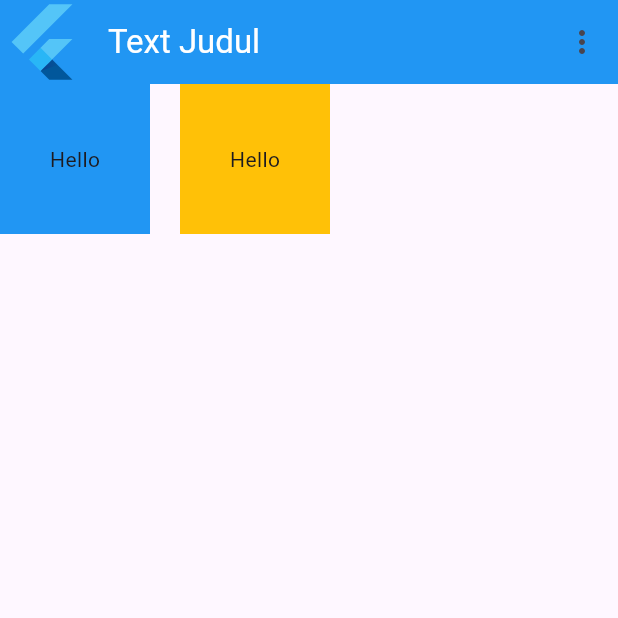
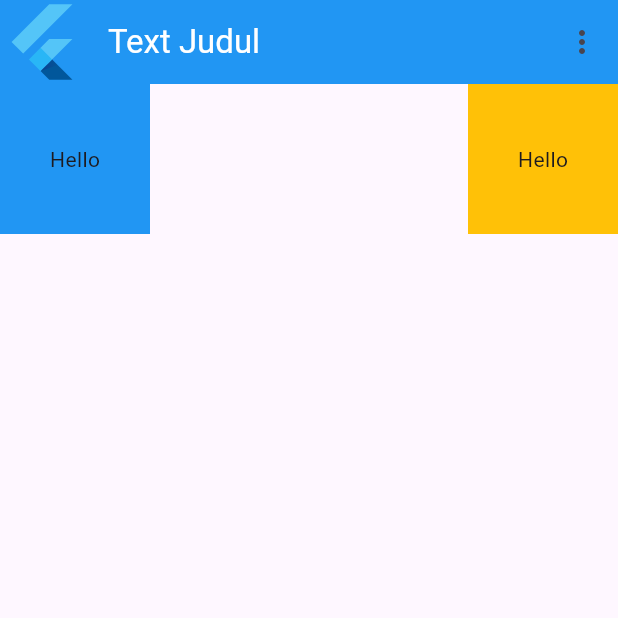
Before and after one commit to Renggars/flutter, a Flutter app: the screen it shows after launch, on a phone screen of 412 x 824 dp, the top half of it. Run offline on Flutter 3.47's test engine with Material 3 defaults, Android fonts, the phone set to English and light mode, and no system bars.

```diff
--- a/lib/main.dart
+++ b/lib/main.dart
@@ -5,8 +5,8 @@ import 'package:flutter/material.dart';
 // import 'package:flutter_application_1/widgets/soal4.dart';
 // import 'package:flutter_application_1/widgets/soal5.dart';
 // import 'package:flutter_application_1/widgets/soal6.dart';
-import 'package:flutter_application_1/widgets/soal7.dart';
-// import 'package:flutter_application_1/widgets/soal8.dart';
+// import 'package:flutter_application_1/widgets/soal7.dart';
+import 'package:flutter_application_1/widgets/soal8.dart';
 // import 'package:flutter_application_1/widgets/soal9.dart';
 // import 'package:flutter_application_1/widgets/soal10.dart';
 // import 'package:flutter_application_1/widgets/soal11.dart';
@@ -20,6 +20,6 @@ class MyApp extends StatelessWidget {
 
   @override
   Widget build(BuildContext context) {
-    return const MaterialApp(debugShowCheckedModeBanner: false, home: Soal7());
+    return const MaterialApp(debugShowCheckedModeBanner: false, home: Soal8());
   }
 }
--- a/lib/widgets/soal7.dart
+++ b/lib/widgets/soal7.dart
@@ -26,6 +26,7 @@ class Soal7 extends StatelessWidget {
         body: Row(
           children: [
             Container(
+              // margin: const EdgeInsets.only(right: 20),
               width: 100,
               height: 100,
               color: Colors.blue,
@@ -35,6 +36,7 @@ class Soal7 extends StatelessWidget {
             ),
             const SizedBox(width: 20),
             Container(
+              // margin: const EdgeInsets.only(left: 20),
               width: 100,
               height: 100,
               color: Colors.amber,
--- a/lib/widgets/soal8.dart
+++ b/lib/widgets/soal8.dart
@@ -0,0 +1,48 @@
+import 'package:flutter/material.dart';
+
+class Soal8 extends StatelessWidget {
+  const Soal8({
+    super.key,
+  });
+
+  @override
+  Widget build(BuildContext context) {
+    return Scaffold(
+        appBar: AppBar(
+          backgroundColor: Colors.blue,
+          leading: const FlutterLogo(),
+          title:
+              const Text("Text Judul", style: TextStyle(color: Colors.white)),
+          centerTitle: false,
+          actions: [
+            IconButton(
+                onPressed: () {
+                  // ignore: avoid_print
+                  print("KLIK MORE");
+                },
+                icon: const Icon(Icons.more_vert)),
+          ],
+        ),
+        body: Row(
+          mainAxisAlignment: MainAxisAlignment.spaceBetween,
+          children: [
+            Container(
+              width: 100,
+              height: 100,
+              color: Colors.blue,
+              child: const Center(
+                child: Text("Hello"),
+              ),
+            ),
+            Container(
+              width: 100,
+              height: 100,
+              color: Colors.amber,
+              child: const Center(
+                child: Text("Hello"),
+              ),
+            ),
+          ],
+        ));
+  }
+}
```
